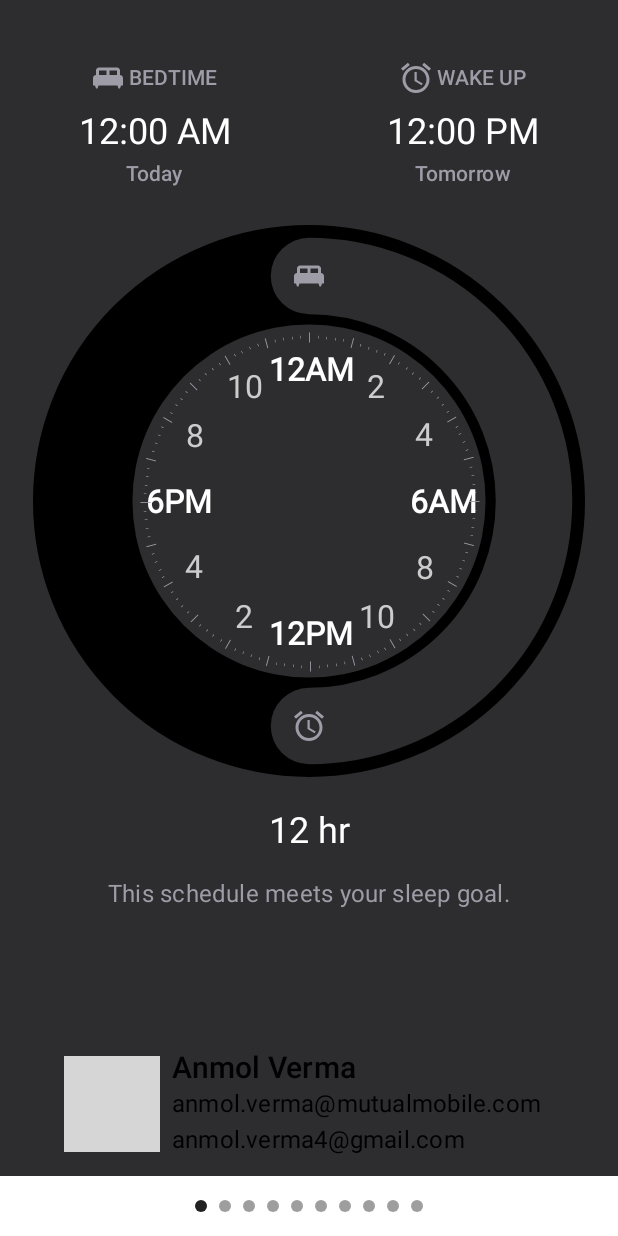
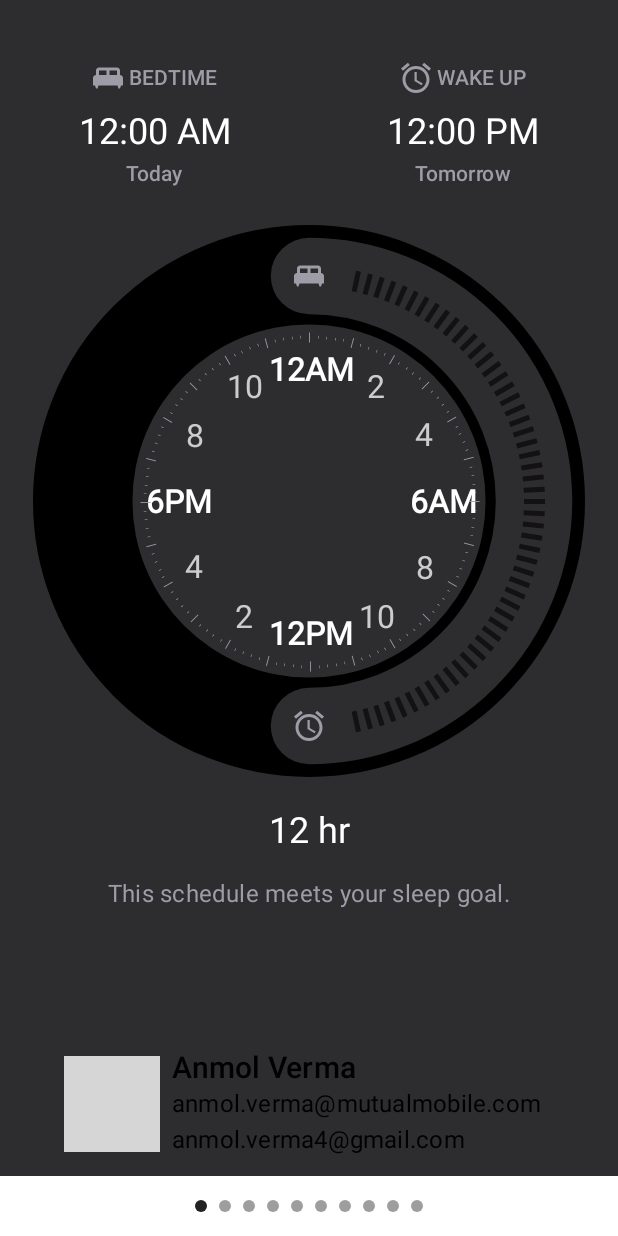
Before and after one commit to mutualmobile/compose-animation-examples, an Android app built with Jetpack Compose: the screen it shows after launch (MainActivity), on a phone screen of 412 x 824 dp. Run offline under Robolectric (Android 15) with nearby library versions, the phone set to English and light mode, and no system bars; our stand-ins replace accompanist; pictures from the network do not load; 3 statements that could not run were skipped; grey boxes are pictures that could not be loaded.

Commit message:
added handle knob

```diff
--- a/app/src/main/java/dev/baseio/composeplayground/ui/animations/IOSSleepSchedule.kt
+++ b/app/src/main/java/dev/baseio/composeplayground/ui/animations/IOSSleepSchedule.kt
@@ -43,7 +43,7 @@ import kotlin.math.sin
 
 val offGray = Color(45, 44, 46)
 val textSecondary = Color(157, 156, 167)
-
+const val handleLinesCount = 60
 
 @Preview
 @Composable
@@ -144,7 +144,7 @@ private fun TouchMoveControlTrack(
     LocalConfiguration.current.screenWidthDp.div(3.5).dp.toPx()
   }
 
-  val clockSize = LocalConfiguration.current.screenWidthDp.div(3.5).dp
+  val clockRadiusDp = LocalConfiguration.current.screenWidthDp.div(3.5).dp
 
   val knobTrackStrokeWidth = with(LocalDensity.current) {
     LocalConfiguration.current.screenWidthDp.div(6).dp.toPx()
@@ -184,10 +184,13 @@ private fun TouchMoveControlTrack(
       drawClockCircle(clockRadius, shapeCenter)
     })
 
-    DrawTicks(clockSize)
+
+
+    DrawTicks(clockRadiusDp)
 
     Canvas(modifier = Modifier
-      .size(300.dp).rotate(270f)
+      .size(300.dp)
+      .rotate(270f)
       .pointerInput(Unit) {
         constraintsScope.launch {
           detectDragGestures { change, dragAmount ->
@@ -207,10 +210,15 @@ private fun TouchMoveControlTrack(
       endTime(convertAngleToHour(startAngle + sweepAngleForKnob.value))
 
       drawRotatingKnob(startAngle, knobStrokeWidth, sweepAngleForKnob.value)
-
     })
 
-    Box(Modifier.size(300.dp).rotate(270f)) {
+    DrawHandleForKnob(clockRadiusDp, knobTrackStrokeWidth, sweepAngleForKnob.value)
+
+    Box(
+      Modifier
+        .size(300.dp)
+        .rotate(270f)
+    ) {
       KnobIcon(reduceOffsetIcon, shapeCenter, true, startAngle, radius) {
         sweepAngleForKnob.value = it.toFloat()
       }
@@ -220,6 +228,26 @@ private fun TouchMoveControlTrack(
     }
   }
 
+}
+
+
+@Composable
+private fun BoxScope.DrawHandleForKnob(
+  clockSize: Dp,
+  knobTrackStrokeWidth: Float,
+  sweepAngleForKnob: Float
+) {
+  Box(
+    modifier = Modifier
+      .align(Alignment.Center)
+      .size(clockSize.plus(knobTrackStrokeWidth.div(2).dp))
+  ) {
+    repeat(handleLinesCount) {
+      if (it > 3 && it < handleLinesCount.minus(3)) {
+        Handle(it, sweepAngleForKnob)
+      }
+    }
+  }
 }
 
 @Composable
@@ -233,6 +261,22 @@ private fun BoxScope.DrawTicks(clockSize: Dp) {
       Tick(it)
     }
   }
+}
+
+@Composable
+fun BoxScope.Handle(handle: Int, startAngle: Float) {
+  val angle = startAngle / handleLinesCount * handle
+
+  Box(
+    modifier = Modifier
+      .align(Alignment.Center)
+      .width(3.dp)
+      .height(14.dp)
+      .rotate(angle)
+      .offset(0.dp, (-150).dp)
+      .background(Color(1, 0, 0).copy(alpha = 0.6f))
+  )
+
 }
 
 @Composable
@@ -259,7 +303,7 @@ private fun KnobIcon(
   isStart: Boolean,
   angleKnob: Float,
   radius: Float,
-  angle: (Double) -> Unit
+  sweepAngleUpdate: (Double) -> Unit
 ) {
   // start icon offset
   val startIconX = (shapeCenter.x + cos(Math.toRadians(angleKnob.toDouble())) * radius).toFloat()
@@ -272,7 +316,7 @@ private fun KnobIcon(
       .pointerInput(Unit) {
         constraintsScope.launch {
           detectDragGestures(onDrag = { change, dragAmount ->
-            angle.invoke(getRotationAngle(change.position, shapeCenter))
+            sweepAngleUpdate.invoke(getRotationAngle(change.position, shapeCenter))
             change.consumeAllChanges()
           })
         }
```
